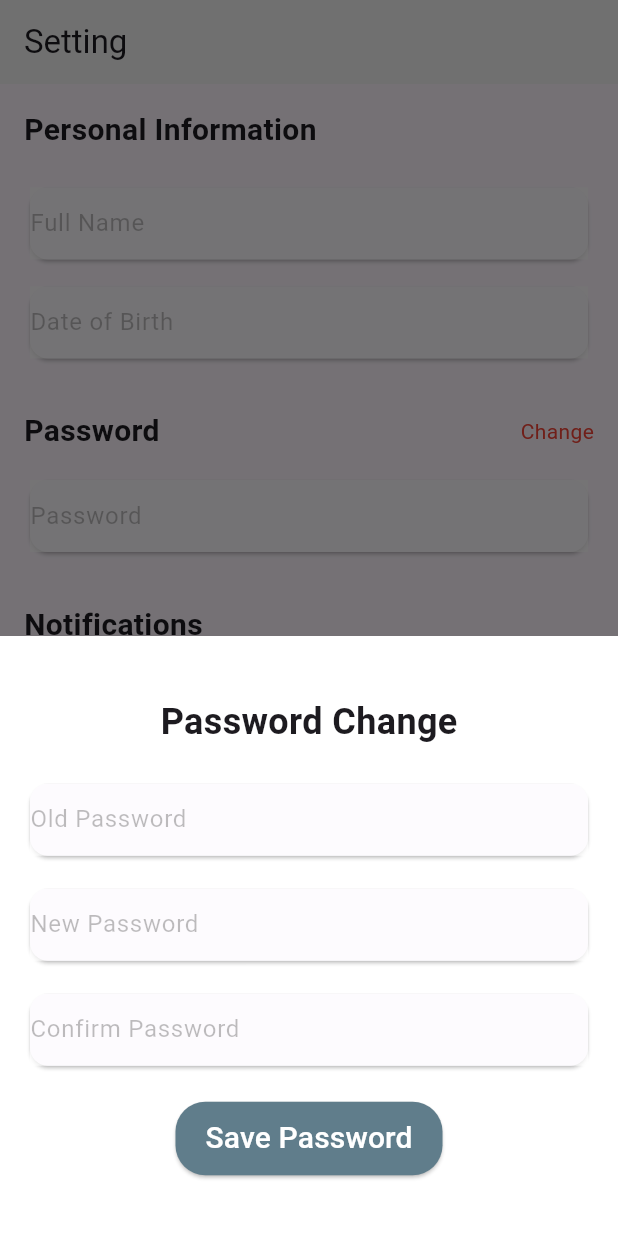
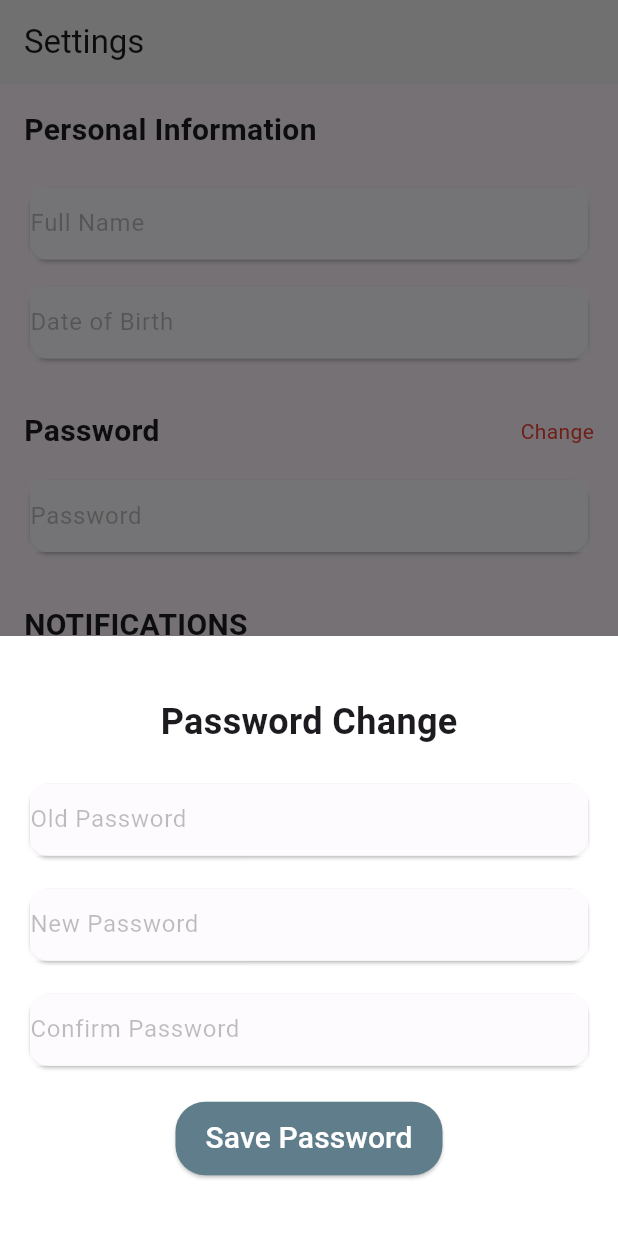
Before and after one commit to vikramsingh2553/buy_smart, a Flutter app: the screen it shows after launch, item 5 of the bottom bar chosen, after a tap on "Change", on a phone screen of 412 x 824 dp. Run offline on Flutter 3.47's test engine with Material 3 defaults, Android fonts, the phone set to English and light mode, and no system bars; our stand-ins replace google_fonts, image_picker; network calls fail.

Commit message:
implement string const in setting screen

```diff
--- a/lib/product/shared/string_const.dart
+++ b/lib/product/shared/string_const.dart
@@ -127,5 +127,17 @@ class StringConst {
   static const String setting = 'Settings';
   static const String help = 'Help';
   static const String about = 'About';
-
+  static const String personalInfo = 'Personal Information';
+  static const String fullName = 'Full Name';
+  static const String dob = 'Date of Birth';
+  static const String change = 'Change';
+  static const String sales = 'Sales';
+  static const String newArrival = 'New Arrival';
+  static const String deliveryStatus = 'Delivery Status Changes';
+  static const String passChange = 'Password Change';
+  static const String oldPass = 'Old Password';
+  static const String newPass = 'New Password';
+  static const String passChangeSuccess = 'Password changed successfully!';
+  static const String passNotMatch = 'Passwords do not match!';
+  static const String savePass = 'Save Password';
 }
--- a/lib/product/ui/setting_screen.dart
+++ b/lib/product/ui/setting_screen.dart
@@ -1,3 +1,4 @@
+import 'package:buy_smart/product/shared/string_const.dart';
 import 'package:flutter/material.dart';
 
 class SettingScreen extends StatefulWidget {
@@ -31,7 +32,7 @@ class SettingScreenState extends State<SettingScreen> {
     return Scaffold(
       appBar: AppBar(
         backgroundColor: Colors.grey.shade100,
-        title: const Text('Setting'),
+        title: const Text(StringConst.setting),
       ),
       body: SingleChildScrollView(
         child: Padding(
@@ -40,7 +41,7 @@ class SettingScreenState extends State<SettingScreen> {
             crossAxisAlignment: CrossAxisAlignment.start,
             children: [
               const Text(
-                'Personal Information',
+                StringConst.personalInfo,
                 style: TextStyle(fontSize: 20, fontWeight: FontWeight.bold),
               ),
               const SizedBox(height: 20),
@@ -50,7 +51,7 @@ class SettingScreenState extends State<SettingScreen> {
                   child: TextFormField(
                     cursorColor: Colors.black,
                     decoration: const InputDecoration(
-                      hintText: 'Full Name',
+                      hintText: StringConst.fullName,
                       hintStyle: TextStyle(color: Colors.black26),
                       border: InputBorder.none,
                     ),
@@ -65,7 +66,7 @@ class SettingScreenState extends State<SettingScreen> {
                     controller: dobController,
                     cursorColor: Colors.black,
                     decoration: const InputDecoration(
-                      hintText: 'Date of Birth',
+                      hintText: StringConst.dob,
                       hintStyle: TextStyle(color: Colors.black26),
                       border: InputBorder.none,
                     ),
@@ -81,7 +82,7 @@ class SettingScreenState extends State<SettingScreen> {
                 mainAxisAlignment: MainAxisAlignment.spaceBetween,
                 children: [
                   const Text(
-                    "Password",
+                    StringConst.password,
                     style: TextStyle(fontWeight: FontWeight.bold, fontSize: 20),
                   ),
                   GestureDetector(
@@ -89,7 +90,7 @@ class SettingScreenState extends State<SettingScreen> {
                       showPasswordChangeBottomSheet(context);
                     },
                     child: const Text(
-                      'Change',
+                      StringConst.change,
                       style: TextStyle(
                         color: Colors.red,
                       ),
@@ -107,7 +108,7 @@ class SettingScreenState extends State<SettingScreen> {
                     },
                     cursorColor: Colors.black,
                     decoration: const InputDecoration(
-                      hintText: 'Password',
+                      hintText: StringConst.password,
                       hintStyle: TextStyle(color: Colors.black26),
                       border: InputBorder.none,
                     ),
@@ -116,14 +117,14 @@ class SettingScreenState extends State<SettingScreen> {
               ),
               const SizedBox(height: 30),
               const Text(
-                'Notifications',
+                StringConst.notifications,
                 style: TextStyle(fontWeight: FontWeight.bold, fontSize: 20),
               ),
               const SizedBox(height: 14),
               Row(
                 children: [
                   const Expanded(
-                    child: Text('Sales'),
+                    child: Text(StringConst.sales),
                   ),
                   Transform.scale(
                     scale: 0.7,
@@ -144,7 +145,7 @@ class SettingScreenState extends State<SettingScreen> {
               Row(
                 children: [
                   const Expanded(
-                    child: Text('New Arrival'),
+                    child: Text(StringConst.newArrival),
                   ),
                   Transform.scale(
                     scale: 0.7,
@@ -165,7 +166,7 @@ class SettingScreenState extends State<SettingScreen> {
               Row(
                 children: [
                   const Expanded(
-                    child: Text('Delivery Status Changes'),
+                    child: Text(StringConst.deliveryStatus),
                   ),
                   Transform.scale(
                     scale: 0.7,
@@ -218,7 +219,7 @@ class SettingScreenState extends State<SettingScreen> {
                 mainAxisSize: MainAxisSize.min,
                 children: <Widget>[
                   const Text(
-                    'Password Change',
+                    StringConst.passChange,
                     style: TextStyle(fontSize: 24, fontWeight: FontWeight.bold),
                   ),
                   const SizedBox(height: 20),
@@ -230,7 +231,7 @@ class SettingScreenState extends State<SettingScreen> {
                         cursorColor: Colors.black,
                         obscureText: true,
                         decoration: const InputDecoration(
-                          hintText: 'Old Password',
+                          hintText: StringConst.oldPass,
                           hintStyle: TextStyle(color: Colors.black26),
                           border: InputBorder.none,
                         ),
@@ -248,7 +249,7 @@ class SettingScreenState extends State<SettingScreen> {
                         cursorColor: Colors.black,
                         obscureText: true,
                         decoration: const InputDecoration(
-                          hintText: 'New Password',
+                          hintText: StringConst.newPass,
                           hintStyle: TextStyle(color: Colors.black26),
                           border: InputBorder.none,
                         ),
@@ -266,7 +267,7 @@ class SettingScreenState extends State<SettingScreen> {
                         cursorColor: Colors.black,
                         obscureText: true,
                         decoration: const InputDecoration(
-                          hintText: 'Confirm Password',
+                          hintText: StringConst.confirmPass,
                           hintStyle: TextStyle(color: Colors.black26),
                           border: InputBorder.none,
                         ),
@@ -282,13 +283,13 @@ class SettingScreenState extends State<SettingScreen> {
                         Navigator.pop(context);
                         ScaffoldMessenger.of(context).showSnackBar(
                           const SnackBar(
-                            content: Text('Password changed successfully!'),
+                            content: Text(StringConst.passChangeSuccess),
                           ),
                         );
                       } else {
                         ScaffoldMessenger.of(context).showSnackBar(
                           const SnackBar(
-                            content: Text('Passwords do not match!'),
+                            content: Text(StringConst.passNotMatch),
                           ),
                         );
                       }
@@ -304,7 +305,7 @@ class SettingScreenState extends State<SettingScreen> {
                       ),
                     ),
                     child: const Text(
-                      'Save Password',
+                      StringConst.savePass,
                       style: TextStyle(color: Colors.white, fontSize: 20),
                     ),
                   ),
```
